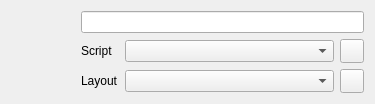
This is src/Editor/NodeEditor/SceneNodeModelWidget.ui in RemotelyChaotic/JOIPEngine as Qt 5 draws it before an edit. The edited form follows.
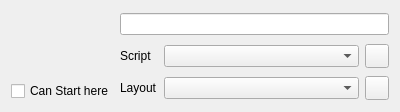
This is the edited form. Custom widgets are drawn as their Qt base class.

Commit message: CanStartFromAnyScene option for scene selection implemented

```diff
--- a/src/Editor/NodeEditor/SceneNodeModelWidget.ui
+++ b/src/Editor/NodeEditor/SceneNodeModelWidget.ui
@@ -6,8 +6,8 @@
    <rect>
     <x>0</x>
     <y>0</y>
-    <width>375</width>
-    <height>98</height>
+    <width>400</width>
+    <height>105</height>
    </rect>
   </property>
   <property name="windowTitle">
@@ -110,28 +110,91 @@
     </widget>
    </item>
    <item row="0" column="0" rowspan="3">
-    <widget class="CSelectableResourceLabel" name="FileIcon" native="true">
+    <widget class="QWidget" name="widget" native="true">
      <property name="sizePolicy">
       <sizepolicy hsizetype="Fixed" vsizetype="Fixed">
        <horstretch>0</horstretch>
        <verstretch>0</verstretch>
       </sizepolicy>
      </property>
-     <property name="minimumSize">
-      <size>
-       <width>64</width>
-       <height>64</height>
-      </size>
-     </property>
-     <property name="maximumSize">
-      <size>
-       <width>64</width>
-       <height>64</height>
-      </size>
-     </property>
-     <property name="toolTip">
-      <string>Add scene title card</string>
-     </property>
+     <layout class="QGridLayout" name="gridLayout_2">
+      <property name="leftMargin">
+       <number>0</number>
+      </property>
+      <property name="topMargin">
+       <number>0</number>
+      </property>
+      <property name="rightMargin">
+       <number>0</number>
+      </property>
+      <property name="bottomMargin">
+       <number>0</number>
+      </property>
+      <item row="0" column="1">
+       <widget class="CSelectableResourceLabel" name="FileIcon" native="true">
+        <property name="sizePolicy">
+         <sizepolicy hsizetype="Fixed" vsizetype="Fixed">
+          <horstretch>0</horstretch>
+          <verstretch>0</verstretch>
+         </sizepolicy>
+        </property>
+        <property name="minimumSize">
+         <size>
+          <width>64</width>
+          <height>64</height>
+         </size>
+        </property>
+        <property name="maximumSize">
+         <size>
+          <width>64</width>
+          <height>64</height>
+         </size>
+        </property>
+        <property name="toolTip">
+         <string>Add scene title card</string>
+        </property>
+       </widget>
+      </item>
+      <item row="0" column="2">
+       <spacer name="horizontalSpacer">
+        <property name="orientation">
+         <enum>Qt::Horizontal</enum>
+        </property>
+        <property name="sizeHint" stdset="0">
+         <size>
+          <width>0</width>
+          <height>20</height>
+         </size>
+        </property>
+       </spacer>
+      </item>
+      <item row="0" column="0">
+       <spacer name="horizontalSpacer_2">
+        <property name="orientation">
+         <enum>Qt::Horizontal</enum>
+        </property>
+        <property name="sizeHint" stdset="0">
+         <size>
+          <width>0</width>
+          <height>20</height>
+         </size>
+        </property>
+       </spacer>
+      </item>
+      <item row="1" column="0" colspan="3">
+       <widget class="QCheckBox" name="pCanStartHere">
+        <property name="sizePolicy">
+         <sizepolicy hsizetype="Fixed" vsizetype="Fixed">
+          <horstretch>0</horstretch>
+          <verstretch>0</verstretch>
+         </sizepolicy>
+        </property>
+        <property name="text">
+         <string>Can Start here</string>
+        </property>
+       </widget>
+      </item>
+     </layout>
     </widget>
    </item>
   </layout>
```
Left out of the diff: 88 changed lines with no effect on the pictures. The commit also changes 17 other files.
